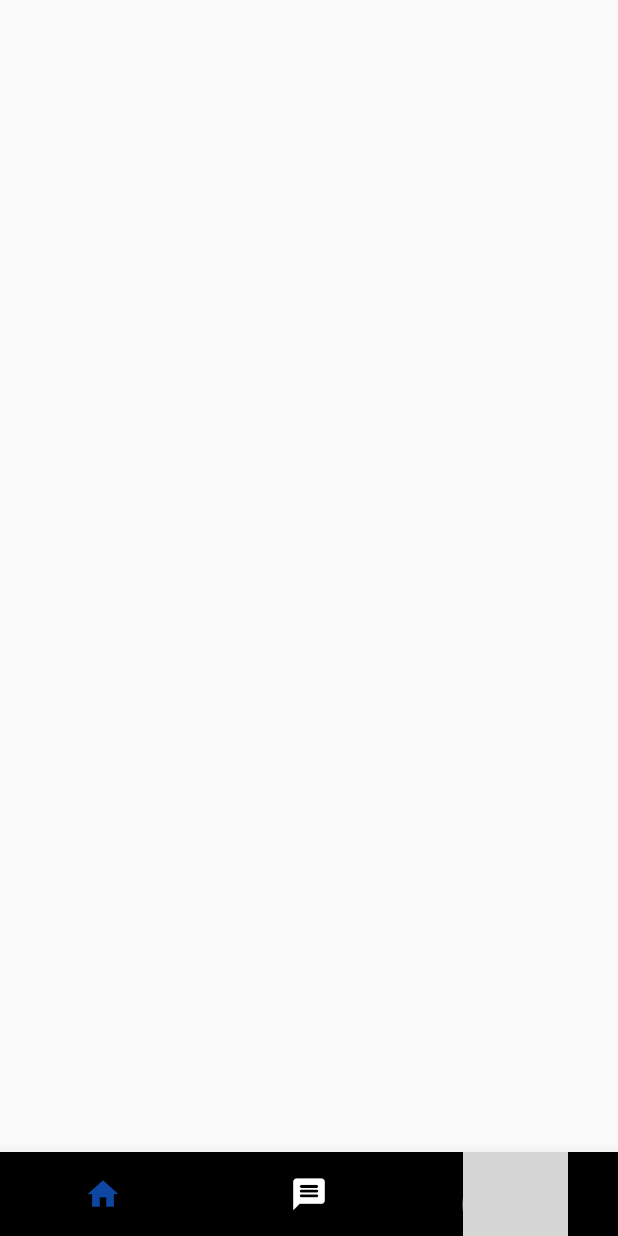
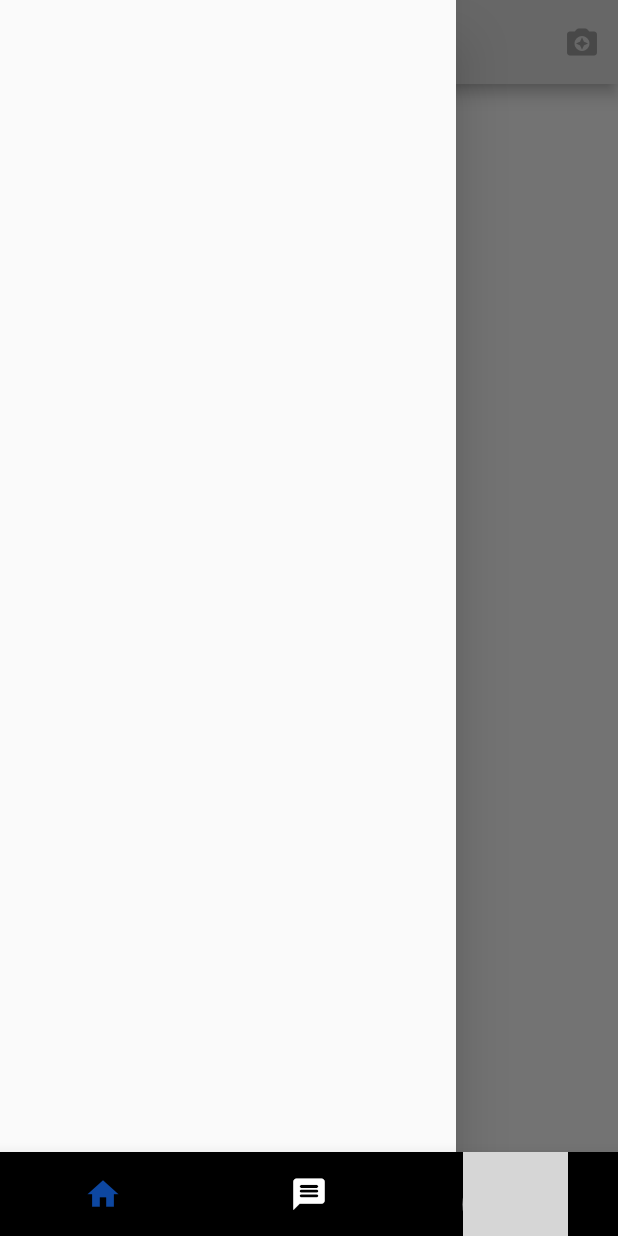
Before and after one commit to hadimortaja/Flutter-Social-Media-App, a Flutter app: the HomePage screen opened directly, with the side drawer open (before the commit the screen has no drawer), on a phone screen of 412 x 824 dp. Run offline on Flutter 3.47's test engine with Material 2 defaults, Android fonts, the phone set to English and light mode, and no system bars; drawn by our look-alikes of custom_navigation_bar; our stand-ins replace cloud_firestore, eva_icons_flutter, firebase_auth, firebase_core, firebase_storage, font_awesome_flutter and 3 more; accounts and stored records are empty; network calls fail; grey boxes are pictures that could not be loaded.

Commit message:
short update

```diff
--- a/lib/main.dart
+++ b/lib/main.dart
@@ -2,6 +2,7 @@ import 'package:firebase_core/firebase_core.dart';
 import 'package:flutter/material.dart';
 import 'package:provider/provider.dart';
 import 'package:social_media_app/constants/constant_color.dart';
+import 'package:social_media_app/screens/Feed/feedhelpers.dart';
 import 'package:social_media_app/screens/Homepage/homepagehelpers.dart';
 import 'package:social_media_app/screens/Landing/landing_helper.dart';
 import 'package:social_media_app/screens/Landing/landing_services.dart';
@@ -10,6 +11,7 @@ import 'package:social_media_app/screens/Profile/profilehelpers.dart';
 import 'package:social_media_app/screens/Splash/splash_screen.dart';
 import 'package:social_media_app/services/authentication.dart';
 import 'package:social_media_app/services/firebase_operations.dart';
+import 'package:social_media_app/utils/uploadpost.dart';
 
 void main() async {
   WidgetsFlutterBinding.ensureInitialized();
@@ -31,6 +33,8 @@ class MyApp extends StatelessWidget {
           home: SplashScreen(),
         ),
         providers: [
+          ChangeNotifierProvider(create: (_) => FeedHelpers()),
+          ChangeNotifierProvider(create: (_) => UploadPost()),
           ChangeNotifierProvider(create: (_) => ProfileHelpers()),
           ChangeNotifierProvider(create: (_) => HomePageHelpers()),
           ChangeNotifierProvider(create: (_) => LandingUtils()),
--- a/lib/screens/Feed/feed.dart
+++ b/lib/screens/Feed/feed.dart
@@ -1,10 +1,13 @@
 import 'package:flutter/material.dart';
+import 'package:provider/provider.dart';
+import 'package:social_media_app/screens/Feed/feedhelpers.dart';
 
 class Feed extends StatelessWidget {
   @override
   Widget build(BuildContext context) {
     return Scaffold(
-
+      drawer: Drawer(),
+      appBar: Provider.of<FeedHelpers>(context,listen: false).appBar(context),
     );
   }
 }
--- /dev/null
+++ b/lib/screens/Feed/feedhelpers.dart
@@ -0,0 +1,24 @@
+import 'package:flutter/material.dart';
+
+class FeedHelpers with ChangeNotifier {
+  Widget appBar(BuildContext context) {
+    return AppBar(
+      centerTitle: true,
+      backgroundColor: Colors.grey[300],
+      automaticallyImplyLeading: false,
+      title: Image.asset(
+        "assets/images/logosocial.png",
+        scale: 5,
+      ),
+      actions: [
+        IconButton(
+          icon: Icon(
+            Icons.camera_enhance_rounded,
+            color: Colors.grey,
+          ),
+          onPressed: () {},
+        )
+      ],
+    );
+  }
+}
--- /dev/null
+++ b/lib/utils/uploadpost.dart
@@ -0,0 +1,5 @@
+import 'package:flutter/material.dart';
+
+class UploadPost with ChangeNotifier{
+
+}
```
